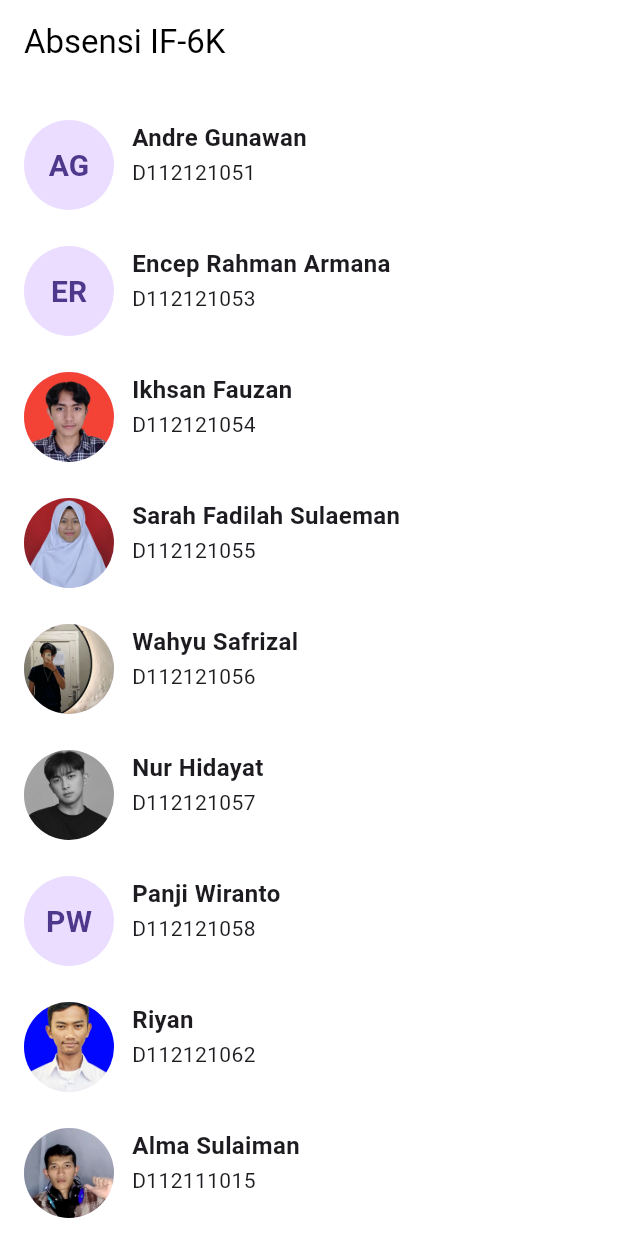
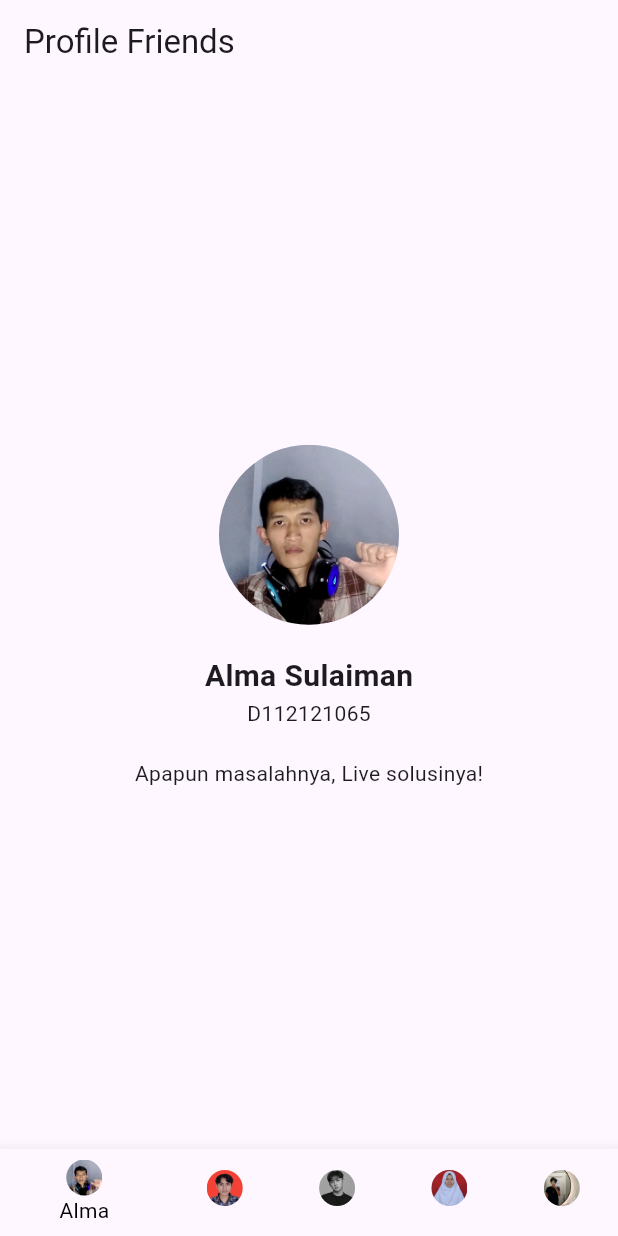
Before and after one commit to riyanada/pemrograman-mobile, a Flutter app: the screen it shows after launch, on a phone screen of 412 x 824 dp. Run offline on Flutter 3.47's test engine with Material 3 defaults, Android fonts, the light colour scheme and no system bars.

Commit message:
add week-8 tugas bray

```diff
--- a/lib/detail_user.dart
+++ /dev/null
@@ -1,51 +0,0 @@
-import 'package:flutter/material.dart';
-
-class DetailPage extends StatelessWidget {
-  final String name;
-  final String nim;
-  final String imageAsset;
-  final String additionalInfo;
-
-  const DetailPage({
-    super.key,
-    required this.name,
-    required this.nim,
-    required this.imageAsset,
-    required this.additionalInfo,
-  });
-
-  @override
-  Widget build(BuildContext context) {
-    return Scaffold(
-      appBar: AppBar(
-        title: const Text('Detail Teman Baiq'),
-      ),
-      body: Center(
-        child: Column(
-          mainAxisAlignment: MainAxisAlignment.center,
-          children: [
-            CircleAvatar(
-              backgroundImage: imageAsset.length != 2 ? AssetImage(imageAsset) : null,
-              radius: 60,
-              child: imageAsset.length == 2
-                  ? Text(
-                      imageAsset,
-                      style:
-                          const TextStyle(fontSize: 20, fontWeight: FontWeight.bold),
-                    )
-                  : null,
-            ),
-            const SizedBox(height: 20),
-            Text(
-              name,
-              style: const TextStyle(fontSize: 20, fontWeight: FontWeight.bold),
-            ),
-            Text(nim),
-            const SizedBox(height: 20),
-            Text(additionalInfo),
-          ],
-        ),
-      ),
-    );
-  }
-}
--- a/lib/item_list.dart
+++ /dev/null
@@ -1,58 +0,0 @@
-import 'package:listview/user_model.dart';
-import 'package:flutter/material.dart';
-
-class ItemUser extends StatelessWidget {
-  final int index;
-  final UserModel data;
-  final void Function(UserModel) onClick;
-
-  const ItemUser(this.index, this.data, this.onClick, {super.key});
-
-  @override
-  Widget build(BuildContext context) {
-    return Container(
-      margin: const EdgeInsets.only(top: 24, left: 16, right: 16),
-      child: InkWell(
-        child: Row(
-          crossAxisAlignment: CrossAxisAlignment.start,
-          children: <Widget>[
-            CircleAvatar(
-              backgroundImage:
-                  data.codeName.length != 2 ? AssetImage(data.codeName) : null,
-              radius: 30,
-              child: data.codeName.length == 2
-                  ? Text(
-                      data.codeName,
-                      style:
-                          const TextStyle(fontSize: 20, fontWeight: FontWeight.bold),
-                    )
-                  : null,
-            ),
-            Expanded(
-                child: Container(
-              margin: const EdgeInsets.only(left: 12),
-              child: Column(
-                crossAxisAlignment: CrossAxisAlignment.stretch,
-                mainAxisAlignment: MainAxisAlignment.center,
-                children: <Widget>[
-                  Text(
-                    data.name,
-                    style: const TextStyle(
-                        fontSize: 16, fontWeight: FontWeight.w600),
-                  ),
-                  Container(
-                    margin: const EdgeInsets.only(top: 2),
-                    child: Text(data.nim),
-                  ),
-                ],
-              ),
-            )),
-          ],
-        ),
-        onTap: () {
-          onClick(data);
-        },
-      ),
-    );
-  }
-}
--- a/lib/list_view_activity.dart
+++ /dev/null
@@ -1,65 +0,0 @@
-import 'package:listview/item_list.dart';
-import 'package:listview/user_model.dart';
-import 'package:listview/detail_user.dart';
-import 'package:flutter/material.dart';
-
-class ListViewActivity extends StatefulWidget {
-  const ListViewActivity({super.key});
-
-  @override
-  State<StatefulWidget> createState() => ListViewActivityState();
-}
-
-class ListViewActivityState extends State<ListViewActivity> {
-  List<UserModel> data = [
-    UserModel(1, "AG", "Andre Gunawan", "D112121051"),
-    UserModel(2, "ER", "Encep Rahman Armana", "D112121053"),
-    UserModel(3, "assets/images/ikhsan.png", "Ikhsan Fauzan", "D112121054"),
-    UserModel(4, "assets/images/sarah.jpeg", "Sarah Fadilah Sulaeman", "D112121055"),
-    UserModel(5, "assets/images/way.png", "Wahyu Safrizal", "D112121056"),
-    UserModel(6, "assets/images/nur.jpg", "Nur Hidayat", "D112121057"),
-    UserModel(7, "PW", "Panji Wiranto", "D112121058"),
-    UserModel(8, "assets/images/riyan.jpg", "Riyan", "D112121062"),
-    UserModel(9, "assets/images/alma.png", "Alma Sulaiman", "D112111015"),
-    UserModel(10, "SE", "Saputra Enriko", "Geografi"),
-  ];
-
-  @override
-  Widget build(BuildContext context) {
-    return Scaffold(
-      appBar: AppBar(
-        automaticallyImplyLeading: false,
-        backgroundColor: Colors.white,
-        title: const Text(
-          "Absensi IF-6K",
-          style: TextStyle(color: Colors.black),
-        ),
-      ),
-      body: Container(
-        decoration: const BoxDecoration(color: Colors.white),
-        child: ListView.builder(
-            padding: const EdgeInsets.only(bottom: 24),
-            itemCount: data.length,
-            itemBuilder: (BuildContext context, int index) {
-              return ItemUser(index, data[index], (dataModel) {
-                onListClick(dataModel);
-              });
-            }),
-      ),
-    );
-  }
-
-  onListClick(UserModel dataUser) {
-    Navigator.push(
-      context,
-      MaterialPageRoute(
-        builder: (context) => DetailPage(
-          name: dataUser.name,
-          nim: dataUser.nim,
-          imageAsset: dataUser.codeName,
-          additionalInfo: 'Menjual berbagai emas!',
-        ),
-      ),
-    );
-  }
-}
--- a/lib/main.dart
+++ b/lib/main.dart
@@ -1,17 +1,150 @@
+// ignore_for_file: library_private_types_in_public_api
+
 import 'package:flutter/material.dart';
-import 'package:listview/list_view_activity.dart';
 
 void main() {
-  runApp(const MainApp());
+  runApp(const MyApp());
 }
 
-class MainApp extends StatelessWidget {
-  const MainApp({super.key});
+class MyApp extends StatelessWidget {
+  const MyApp({super.key});
 
   @override
   Widget build(BuildContext context) {
-    return const MaterialApp(
-      home: ListViewActivity(),
+    return MaterialApp(
+      title: 'Profile Friends',
+      theme: ThemeData(
+        primarySwatch: Colors.blue,
+      ),
+      home: const ProfilePage(),
     );
   }
 }
+
+class ProfilePage extends StatefulWidget {
+  const ProfilePage({super.key});
+
+  @override
+  _ProfilePageState createState() => _ProfilePageState();
+}
+
+class _ProfilePageState extends State<ProfilePage> {
+  int _selectedIndex = 0;
+
+  final List<Map<String, String>> _friends = [
+    {
+      'name': 'Alma Sulaiman',
+      'nim': 'D112121065',
+      'imageAsset': 'assets/images/alma.png',
+      'additionalInfo': 'Apapun masalahnya, Live solusinya!',
+    },
+    {
+      'name': 'Ikhsan Fauzan',
+      'nim': 'D112121063',
+      'imageAsset': 'assets/images/ikhsan.png',
+      'additionalInfo': 'Menjual berbagai emas!',
+    },
+    {
+      'name': 'Nur Hidayat',
+      'nim': 'D112121058',
+      'imageAsset': 'assets/images/nur.jpg',
+      'additionalInfo': 'Suhu nih bos senggol dong',
+    },
+    {
+      'name': 'Sarah Fadilah',
+      'nim': 'D112121064',
+      'imageAsset': 'assets/images/sarah.jpeg',
+      'additionalInfo': 'Nice to meet you!',
+    },
+    {
+      'name': 'Wahyu Safrizal',
+      'nim': 'D112121056',
+      'imageAsset': 'assets/images/way.png',
+      'additionalInfo': 'My Cars is Fast!',
+    },
+  ];
+
+  void _onItemTapped(int index) {
+    setState(() {
+      _selectedIndex = index;
+    });
+  }
+
+  @override
+  Widget build(BuildContext context) {
+    return Scaffold(
+      appBar: AppBar(
+        title: const Text('Profile Friends'),
+      ),
+      body: Center(
+        child: Column(
+          mainAxisAlignment: MainAxisAlignment.center,
+          children: [
+            CircleAvatar(
+              radius: 60,
+              backgroundImage:
+                  AssetImage(_friends[_selectedIndex]['imageAsset']!),
+            ),
+            const SizedBox(height: 20),
+            Text(
+              _friends[_selectedIndex]['name']!,
+              style: const TextStyle(fontSize: 20, fontWeight: FontWeight.bold),
+            ),
+            Text(_friends[_selectedIndex]['nim']!),
+            const SizedBox(height: 20),
+            Text(_friends[_selectedIndex]['additionalInfo']!),
+          ],
+        ),
+      ),
+      bottomNavigationBar: BottomNavigationBar(
+        items: [
+          BottomNavigationBarItem(
+            icon: CircleAvatar(
+              backgroundImage: AssetImage(_friends[0]['imageAsset']!),
+              backgroundColor: Colors.transparent,
+              radius: 12,
+            ),
+            label: _friends[0]['name']?.split(' ')[0],
+          ),
+          BottomNavigationBarItem(
+            icon: CircleAvatar(
+              backgroundImage: AssetImage(_friends[1]['imageAsset']!),
+              backgroundColor: Colors.transparent,
+              radius: 12,
+            ),
+            label: _friends[1]['name']?.split(' ')[0],
+          ),
+          BottomNavigationBarItem(
+            icon: CircleAvatar(
+              backgroundImage: AssetImage(_friends[2]['imageAsset']!),
+              backgroundColor: Colors.transparent,
+              radius: 12,
+            ),
+            label: _friends[2]['name']?.split(' ')[0],
+          ),
+          BottomNavigationBarItem(
+            icon: CircleAvatar(
+              backgroundImage: AssetImage(_friends[3]['imageAsset']!),
+              backgroundColor: Colors.transparent,
+              radius: 12,
+            ),
+            label: _friends[3]['name']!.split(' ')[0],
+          ),
+          BottomNavigationBarItem(
+            icon: CircleAvatar(
+              backgroundImage: AssetImage(_friends[4]['imageAsset']!),
+              backgroundColor: Colors.transparent,
+              radius: 12,
+            ),
+            label: _friends[4]['name']!.split(' ')[0],
+          ),
+        ],
+        currentIndex: _selectedIndex,
+        selectedItemColor: Colors.black,
+        unselectedItemColor: Colors.purple,
+        backgroundColor: Colors.black,
+        onTap: _onItemTapped,
+      ),
+    );
+  }
+}
--- a/lib/user_model.dart
+++ /dev/null
@@ -1,8 +0,0 @@
-class UserModel {
-  int id;
-  String codeName;
-  String name;
-  String nim;
-
-  UserModel(this.id, this.codeName, this.name, this.nim);
-}
--- a/pubspec.yaml
+++ b/pubspec.yaml
@@ -1,4 +1,4 @@
-name: listview
+name: bottomnavigationbar
 description: "A new Flutter project."
 publish_to: 'none'
 version: 0.1.0
```
Also changed, not shown: 17 other files.
